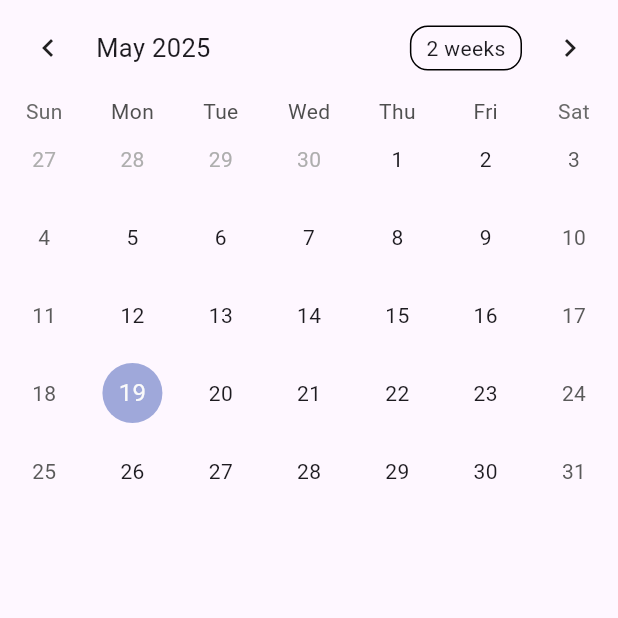
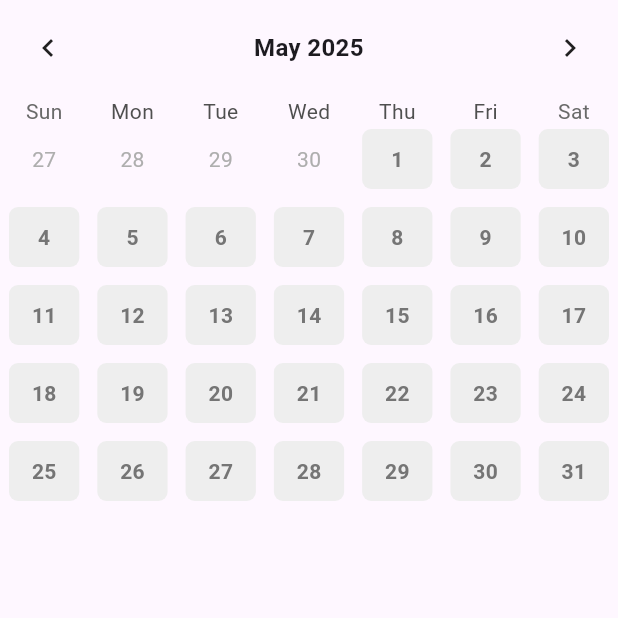
Before and after one commit to Leedoseo/calender_schedular, a Flutter app: the screen it shows after launch, on a phone screen of 412 x 824 dp, the top half of it. Run offline on Flutter 3.47's test engine with Material 3 defaults, Android fonts, the phone set to English and light mode, and no system bars; drawn by our look-alikes of table_calendar.

Commit message:
달력 최상단 스타일 + (평일, 주말, 선택된 날짜) 스타일과 글꼴 설정

```diff
--- a/lib/component/main_calendar.dart
+++ b/lib/component/main_calendar.dart
@@ -1,5 +1,6 @@
 import 'package:flutter/material.dart';
 import 'package:table_calendar/table_calendar.dart';
+import 'package:calendar_schedular/const/colors.dart';
 
 class MainCalendar extends StatelessWidget {
 
@@ -10,6 +11,45 @@ class MainCalendar extends StatelessWidget {
       firstDay: DateTime(1800, 1, 1),
       lastDay: DateTime(3000, 1, 1),
       focusedDay: DateTime.now(),
+      headerStyle: HeaderStyle( // 달력 최상단 스타일
+        titleCentered: true, // 제목 중앙에 위치
+        formatButtonVisible: false, // 달력 크기 선택 옵션 제거
+        titleTextStyle: TextStyle( // 제목 글꼴
+          fontWeight: FontWeight.w700,
+          fontSize: 16.0,
+        ),
+      ),
+
+      calendarStyle: CalendarStyle(
+        isTodayHighlighted: false,
+        defaultDecoration: BoxDecoration( // 기본 날짜 스타일
+          borderRadius: BorderRadius.circular(6.0),
+          color: LIGHT_GREY_COLOR,
+        ),
+        weekendDecoration: BoxDecoration( // 주말 날짜 스타일
+          borderRadius: BorderRadius.circular(6.0),
+          color: LIGHT_GREY_COLOR,
+        ),
+        selectedDecoration: BoxDecoration( // 선택된 날짜 스타일
+          borderRadius: BorderRadius.circular(6.0),
+          border:Border.all(
+            color:PRIMARY_COLOR,
+            width: 1.0,
+          ),
+        ),
+        defaultTextStyle: TextStyle( // 기본 글꼴
+          fontWeight: FontWeight.w600,
+          color: DARK_GREY_COLOR,
+        ),
+        weekendTextStyle: TextStyle( // 주말 글꼴
+          fontWeight: FontWeight.w600,
+          color: DARK_GREY_COLOR,
+        ),
+        selectedTextStyle: TextStyle( // 선택된 날짜 글꼴
+          fontWeight: FontWeight.w600,
+          color: PRIMARY_COLOR,
+        ),
+      ),
     );
   }
 }
--- a/lib/screen/home_screen.dart
+++ b/lib/screen/home_screen.dart
@@ -1,5 +1,6 @@
+import 'package:flutter/material.dart';
 import 'package:calendar_schedular/component/main_calendar.dart';
-import 'package:flutter/material.dart';
+
 
 class HomeScreen extends StatelessWidget {
   const HomeScreen({Key? key}) : super(key: key);
```
Also changed, not shown: 2 other files.
